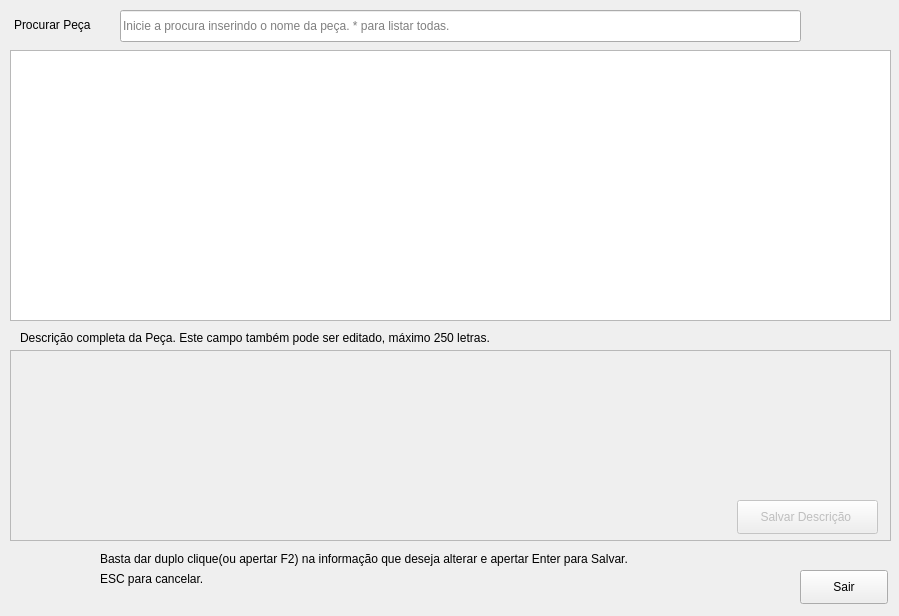
Before: the Qt Designer form stockcontrol.ui in bedi1982/Oficina, drawn with Qt 5.
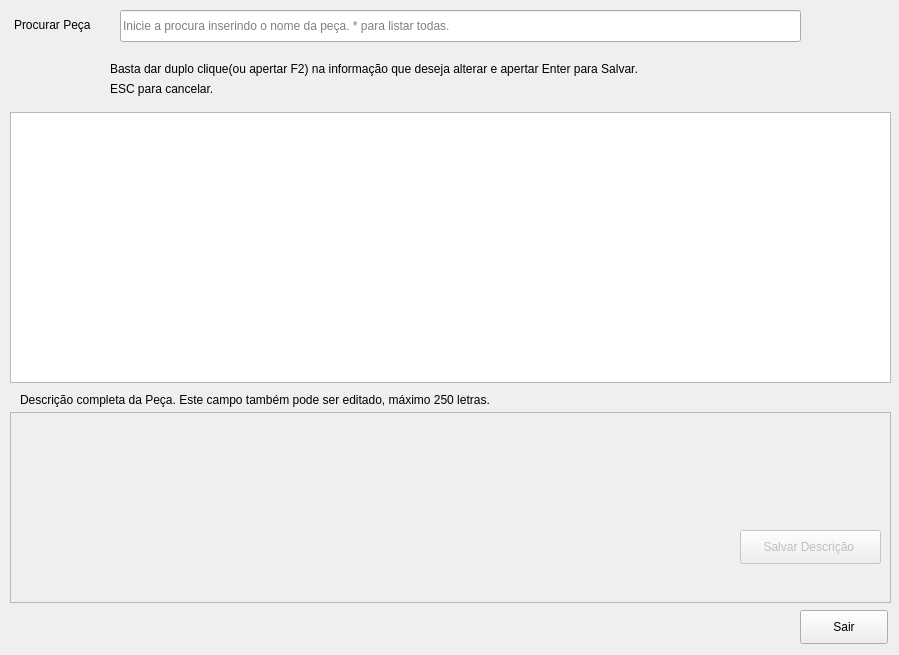
After: the same form once the commit is applied.

Patch:
```diff
--- a/stockcontrol.ui
+++ b/stockcontrol.ui
@@ -7,19 +7,19 @@
     <x>0</x>
     <y>0</y>
     <width>899</width>
-    <height>616</height>
+    <height>655</height>
    </rect>
   </property>
   <property name="minimumSize">
    <size>
     <width>899</width>
-    <height>616</height>
+    <height>655</height>
    </size>
   </property>
   <property name="maximumSize">
    <size>
     <width>899</width>
-    <height>616</height>
+    <height>655</height>
    </size>
   </property>
   <property name="windowTitle">
@@ -58,7 +58,7 @@
    <property name="geometry">
     <rect>
      <x>10</x>
-     <y>50</y>
+     <y>112</y>
      <width>881</width>
      <height>271</height>
     </rect>
@@ -67,45 +67,6 @@
     <string>Duplo clique aqui para alterar o valor.</string>
    </property>
   </widget>
-  <widget class="QLabel" name="llb_info_2">
-   <property name="geometry">
-    <rect>
-     <x>100</x>
-     <y>570</y>
-     <width>581</width>
-     <height>18</height>
-    </rect>
-   </property>
-   <property name="text">
-    <string>ESC para cancelar.</string>
-   </property>
-  </widget>
-  <widget class="QLabel" name="llb_info">
-   <property name="geometry">
-    <rect>
-     <x>100</x>
-     <y>550</y>
-     <width>611</width>
-     <height>18</height>
-    </rect>
-   </property>
-   <property name="text">
-    <string>Basta dar duplo clique(ou apertar F2) na informação que deseja alterar e apertar Enter para Salvar.</string>
-   </property>
-  </widget>
-  <widget class="QLabel" name="lbl_Emoticon">
-   <property name="geometry">
-    <rect>
-     <x>20</x>
-     <y>550</y>
-     <width>71</width>
-     <height>51</height>
-    </rect>
-   </property>
-   <property name="text">
-    <string/>
-   </property>
-  </widget>
   <widget class="QTextEdit" name="txt_description">
    <property name="enabled">
     <bool>false</bool>
@@ -113,7 +74,7 @@
    <property name="geometry">
     <rect>
      <x>10</x>
-     <y>350</y>
+     <y>412</y>
      <width>881</width>
      <height>191</height>
     </rect>
@@ -126,7 +87,7 @@
    <property name="geometry">
     <rect>
      <x>20</x>
-     <y>328</y>
+     <y>390</y>
      <width>541</width>
      <height>20</height>
     </rect>
@@ -141,8 +102,8 @@
    </property>
    <property name="geometry">
     <rect>
-     <x>737</x>
-     <y>500</y>
+     <x>740</x>
+     <y>530</y>
      <width>141</width>
      <height>34</height>
     </rect>
@@ -155,7 +116,7 @@
    <property name="geometry">
     <rect>
      <x>800</x>
-     <y>570</y>
+     <y>610</y>
      <width>88</width>
      <height>34</height>
     </rect>
@@ -164,6 +125,45 @@
     <string>Sair</string>
    </property>
   </widget>
+  <widget class="QLabel" name="llb_info_2">
+   <property name="geometry">
+    <rect>
+     <x>110</x>
+     <y>80</y>
+     <width>581</width>
+     <height>18</height>
+    </rect>
+   </property>
+   <property name="text">
+    <string>ESC para cancelar.</string>
+   </property>
+  </widget>
+  <widget class="QLabel" name="llb_info">
+   <property name="geometry">
+    <rect>
+     <x>110</x>
+     <y>60</y>
+     <width>611</width>
+     <height>18</height>
+    </rect>
+   </property>
+   <property name="text">
+    <string>Basta dar duplo clique(ou apertar F2) na informação que deseja alterar e apertar Enter para Salvar.</string>
+   </property>
+  </widget>
+  <widget class="QLabel" name="lbl_Emoticon">
+   <property name="geometry">
+    <rect>
+     <x>30</x>
+     <y>60</y>
+     <width>71</width>
+     <height>51</height>
+    </rect>
+   </property>
+   <property name="text">
+    <string/>
+   </property>
+  </widget>
  </widget>
  <tabstops>
   <tabstop>line_NomeDaPeca</tabstop>
```
